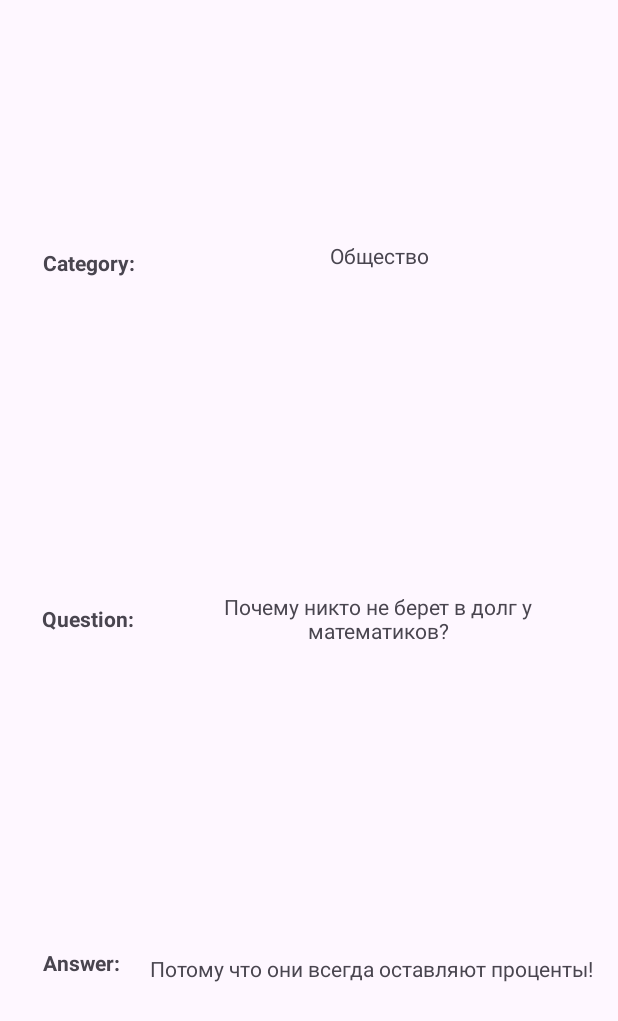
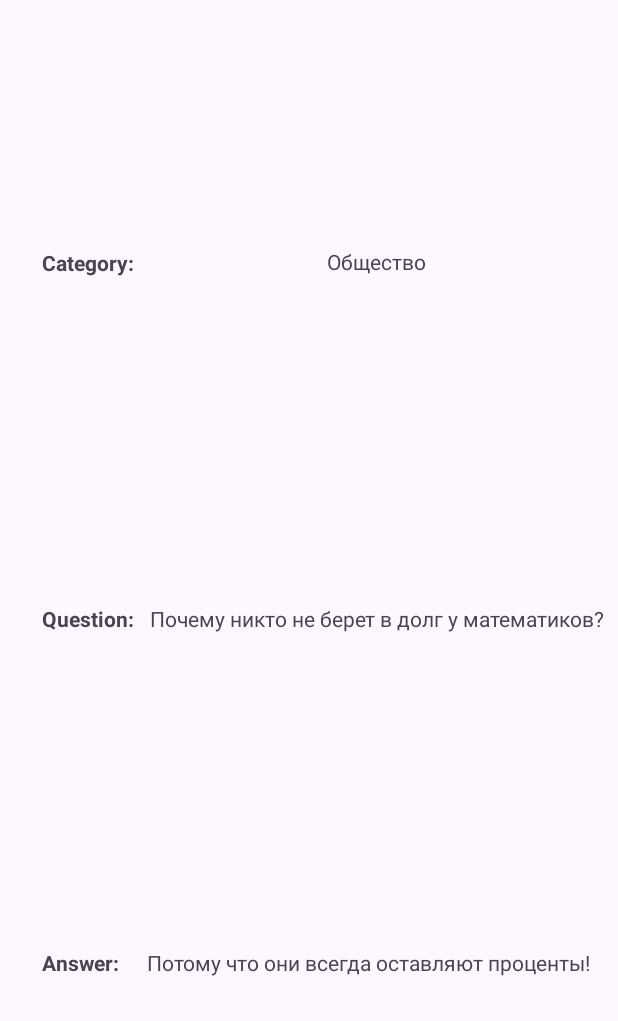
Before and after one commit to aka-iriska/TBankCourse, an Android app: the screen it shows after launch (JokeDetailsActivity), after a tap on "Общество", on a phone screen of 412 x 824 dp. Shown: the top 1021 px of the screen. Run offline under Robolectric (Android 15) with nearby library versions, the phone set to English and light mode, and no system bars.

Commit message:
fixed main issues

```diff
--- a/app/src/main/java/com/example/dulinaproject/ui/jokeDetails/JokeDetailsActivity.kt
+++ b/app/src/main/java/com/example/dulinaproject/ui/jokeDetails/JokeDetailsActivity.kt
@@ -3,7 +3,6 @@ package com.example.dulinaproject.ui.jokeDetails
 import android.content.Context
 import android.content.Intent
 import android.os.Bundle
-import android.util.Log
 import android.widget.Toast
 import androidx.appcompat.app.AppCompatActivity
 import com.example.dulinaproject.data.Joke
@@ -14,19 +13,18 @@ class JokeDetailsActivity : AppCompatActivity() {
 
     private lateinit var binding: ActivityJokeDetailsBinding
 
-    val data = JokeData.data
-
-    private var jokePosition: Int = -1
+    private val data by lazy {JokeData.data}
 
     // правило открытия activity
     companion object {
+
+        private const val JOKE_POSITION_EXTRA_DEFAULT_VALUE: Int = -1
 
         private const val JOKE_POSITION_EXTRA = "JOKE_POSITION"
 
         fun getInstance(context: Context, jokePosition: Int): Intent {
             return Intent(context, JokeDetailsActivity::class.java).apply {
                 putExtra(JOKE_POSITION_EXTRA, jokePosition)
-                Log.d("position", jokePosition.toString())
             }
         }
     }
@@ -40,7 +38,7 @@ class JokeDetailsActivity : AppCompatActivity() {
     }
 
     private fun handleExtra() {
-        jokePosition = intent.getIntExtra(JOKE_POSITION_EXTRA, -1)
+        val jokePosition = intent.getIntExtra(JOKE_POSITION_EXTRA, JOKE_POSITION_EXTRA_DEFAULT_VALUE)
 
         if (jokePosition == -1) {
             handleError()
--- a/app/src/main/res/layout/activity_joke_details.xml
+++ b/app/src/main/res/layout/activity_joke_details.xml
@@ -5,10 +5,7 @@
     android:id="@+id/main"
     android:layout_width="match_parent"
     android:layout_height="match_parent"
-    android:layout_marginStart="10dp"
-    android:layout_marginTop="10dp"
-    android:layout_marginEnd="10dp"
-    android:layout_marginBottom="10dp"
+    android:layout_margin="10dp"
     tools:context=".ui.jokeDetails.JokeDetailsActivity">
 
     <TextView
@@ -17,7 +14,7 @@
         android:layout_height="wrap_content"
         android:layout_marginStart="28dp"
         android:layout_marginBottom="48dp"
-        android:text="Category: "
+        android:text="@string/category_joke_details"
         android:textAlignment="center"
         android:textStyle="bold"
         app:layout_constraintBottom_toTopOf="@id/jokeDetailsQuestion"
@@ -30,7 +27,7 @@
         android:layout_width="wrap_content"
         android:layout_height="wrap_content"
         android:layout_marginStart="28dp"
-        android:text="Question: "
+        android:text="@string/question_joke_details"
         android:textAlignment="center"
         android:textStyle="bold"
         app:layout_constraintBottom_toBottomOf="parent"
@@ -43,7 +40,7 @@
         android:layout_height="wrap_content"
         android:layout_marginStart="28dp"
         android:layout_marginTop="50dp"
-        android:text="Answer: "
+        android:text="@string/answer_joke_details"
         android:textAlignment="center"
         android:textStyle="bold"
         app:layout_constraintBottom_toBottomOf="parent"
--- a/app/src/main/res/values/strings.xml
+++ b/app/src/main/res/values/strings.xml
@@ -1,4 +1,7 @@
 <resources>
     <string name="app_name">DulinaProject</string>
     <string name="title_activity_joke_details">JokeDetailsActivity</string>
+    <string name="answer_joke_details">Answer:</string>
+    <string name="question_joke_details">Question:</string>
+    <string name="category_joke_details">Category:</string>
 </resources>
```
Also changed, not shown: app/build.gradle.kts (+0 -20 lines).
